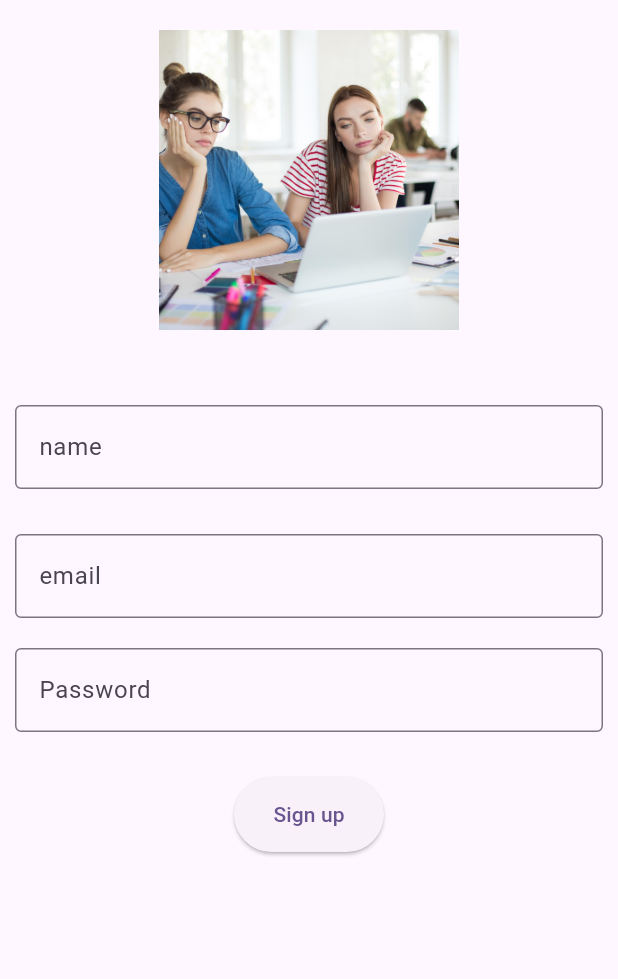
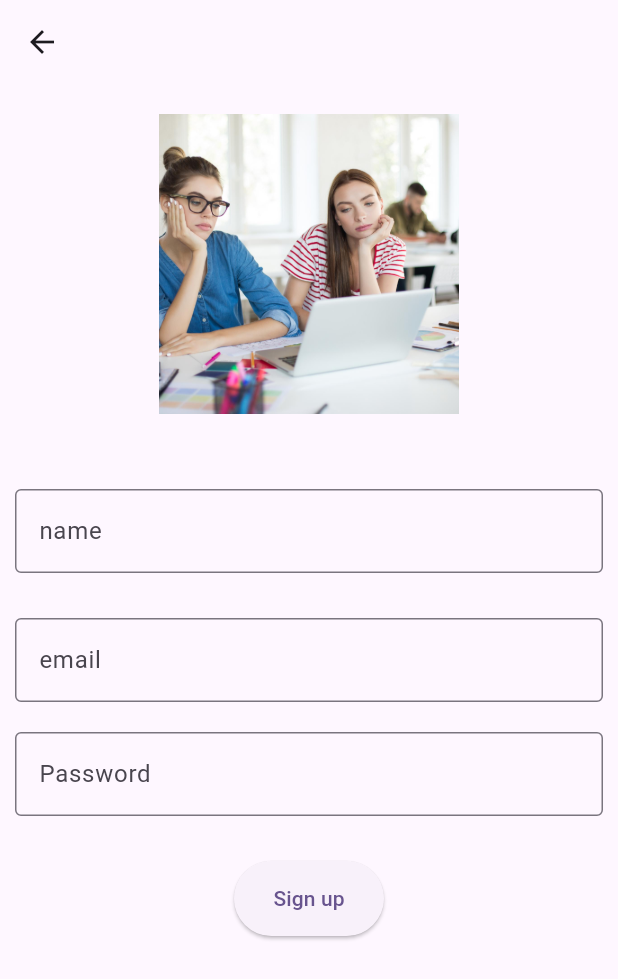
Before and after one commit to princymiracle/task1, a Flutter app: the screen it shows after launch, after a tap on "Login", on a phone screen of 412 x 824 dp. Shown: the top 979 px of the screen. Run offline on Flutter 3.47's test engine with Material 3 defaults, Android fonts, the phone set to English and light mode, and no system bars; our stand-ins replace get; missing offline and left inert: dart:html.

Commit message:
init commit

```diff
--- a/lib/route/route/routes.dart
+++ b/lib/route/route/routes.dart
@@ -1,4 +1,6 @@
 class Routes{
   static const loginPage = '/loginPage';
   static const signPage = '/signPage';
+  static const gesturePage = '/gesturePage';
+
 }
--- a/lib/route/route/screen.dart
+++ b/lib/route/route/screen.dart
@@ -1,6 +1,8 @@
 import 'package:get/get.dart';
+
 import 'package:task1/route/route/routes.dart';
 import 'package:task1/route/screen/firstscreen.dart';
+import 'package:task1/route/screen/gesture.dart';
 import 'package:task1/route/screen/secondpage.dart';
 
 class Screens{
@@ -8,6 +10,7 @@ class Screens{
    static final routes =[
     GetPage(name: Routes.loginPage, page: () => LoginPage()),
     GetPage(name: Routes.signPage, page: () => SignPage()),
+    GetPage(name: Routes.gesturePage, page: () => GesturePage()),
 
    ];
 }
--- a/lib/route/screen/firstscreen.dart
+++ b/lib/route/screen/firstscreen.dart
@@ -15,6 +15,15 @@ class _LoginPageState extends State<LoginPage> {
   @override
   Widget build(BuildContext context) {
     return Scaffold(
+      appBar: AppBar(
+        leading: InkWell(
+          onTap: () {
+            Get.back();
+          },
+          child: Icon(Icons.arrow_back),
+        ),
+
+      ),
       body: Column(
         children: [
             Padding(
--- a/lib/route/screen/secondpage.dart
+++ b/lib/route/screen/secondpage.dart
@@ -1,4 +1,10 @@
 import 'package:flutter/material.dart';
+import 'package:get/get.dart';
+import 'package:task1/route/route/routes.dart';
+import 'package:task1/route/screen/gesture.dart';
+import 'package:task1/route/screen/gesture.dart';
+
+
 
 class SignPage extends StatefulWidget {
   const SignPage({super.key});
@@ -14,6 +20,15 @@ class _SignPageState extends State<SignPage> {
   @override
   Widget build(BuildContext context) {
     return Scaffold(
+      appBar: AppBar(
+        leading: InkWell(
+          onTap: () {
+            Get.back();
+          },
+          child: Icon(Icons.arrow_back),
+        ),
+
+      ),
       body: Column(
         children: [
           Padding(
@@ -57,9 +72,9 @@ class _SignPageState extends State<SignPage> {
             ),
           ),
           SizedBox(height: 20,),
-          ElevatedButton(onPressed: () {
+          ElevatedButton(onPressed: () => Get.toNamed(Routes.gesturePage),
 
-          }, child: Text("Sign up"),
+           child: Text("Sign up"),
             style: ButtonStyle(
               fixedSize: MaterialStateProperty.all(Size(100, 50),),
             ),
```
Also changed, not shown: lib/route/screen/gesture.dart (added, +56 -0 lines).
